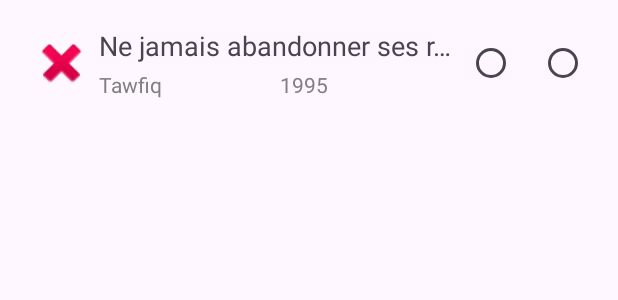
After one commit to TawfiqGit/Quotes, an Android app: the layout item_quote.xml on its own in the app's theme, with its tools: preview values and no code run, on a phone screen of 412 x 824 dp. The commit adds this screen. Shown: the top 300 px of the screen. Run offline under Robolectric (Android 15) with nearby library versions, the phone set to English and light mode, and no system bars.

Commit message:
add layout item

```diff
--- a/app/src/main/res/layout/content_main.xml
+++ b/app/src/main/res/layout/content_main.xml
@@ -1,15 +1,8 @@
 <?xml version="1.0" encoding="utf-8"?>
-<androidx.constraintlayout.widget.ConstraintLayout xmlns:android="http://schemas.android.com/apk/res/android"
-    xmlns:app="http://schemas.android.com/apk/res-auto"
+<androidx.recyclerview.widget.RecyclerView xmlns:android="http://schemas.android.com/apk/res/android" xmlns:app="http://schemas.android.com/apk/res-auto"
     android:layout_width="match_parent"
-    android:layout_height="match_parent"
-    app:layout_behavior="@string/appbar_scrolling_view_behavior">
-
-
-    <androidx.recyclerview.widget.RecyclerView
-        android:layout_width="match_parent"
-        android:layout_height="wrap_content"
-        app:layout_constraintEnd_toEndOf="parent"
-        app:layout_constraintStart_toStartOf="parent"
-        app:layout_constraintTop_toTopOf="parent" />
-</androidx.constraintlayout.widget.ConstraintLayout>
+    android:layout_height="wrap_content"
+    app:layout_behavior="@string/appbar_scrolling_view_behavior"
+    app:layout_constraintEnd_toEndOf="parent"
+    app:layout_constraintStart_toStartOf="parent"
+    app:layout_constraintTop_toTopOf="parent" />
--- /dev/null
+++ b/app/src/main/res/layout/item_quote.xml
@@ -0,0 +1,83 @@
+<?xml version="1.0" encoding="utf-8"?>
+<LinearLayout xmlns:android="http://schemas.android.com/apk/res/android"
+    xmlns:app="http://schemas.android.com/apk/res-auto"
+    android:id="@+id/linearLayout"
+    android:layout_width="match_parent"
+    android:layout_height="wrap_content"
+    android:layout_marginTop="10dp"
+    android:layout_marginBottom="10dp"
+    android:layout_marginStart="12dp"
+    android:layout_marginEnd="10dp"
+    android:padding="8dp"
+    android:orientation="horizontal">
+
+    <ImageView
+        android:id="@+id/iconAppearance"
+        android:layout_width="match_parent"
+        android:layout_height="match_parent"
+        android:layout_weight="80"
+        android:src="@android:drawable/ic_delete"
+        android:contentDescription="@string/contentDescription" />
+
+    <RelativeLayout
+        android:layout_width="match_parent"
+        android:layout_height="match_parent"
+        android:layout_marginStart="4dp"
+        android:layout_marginEnd="4dp"
+        android:layout_weight="30">
+
+        <TextView
+            android:id="@+id/textHeaderAppearance"
+            android:layout_width="match_parent"
+            android:layout_height="wrap_content"
+            android:singleLine="true"
+            android:text="Ne jamais abandonner ses reves !"
+            android:textSize="18sp"
+            app:sinuTextSize="@integer/font_size_title" />
+
+        <LinearLayout
+            android:layout_width="match_parent"
+            android:layout_height="wrap_content"
+            android:orientation="horizontal"
+            android:layout_below="@+id/textHeaderAppearance"
+            android:layout_marginTop="4dp">
+
+            <TextView
+                android:id="@+id/textViewName"
+                android:layout_width="match_parent"
+                android:layout_height="match_parent"
+                android:layout_weight="50"
+                android:text="Tawfiq"
+                android:textColor="@color/gray"
+                app:sinuTextSize="@integer/font_size_text" />
+
+            <TextView
+                android:id="@+id/textViewYear"
+                android:layout_width="match_parent"
+                android:layout_height="match_parent"
+                android:layout_weight="50"
+                android:text="1995"
+                android:textColor="@color/gray"
+                app:sinuTextSize="@integer/font_size_text" />
+
+            </LinearLayout>
+
+    </RelativeLayout>
+
+    <LinearLayout
+        android:layout_width="match_parent"
+        android:layout_height="match_parent"
+        android:layout_weight="70">
+
+        <RadioButton
+            android:id="@+id/radioButtonSuccess"
+            android:layout_width="wrap_content"
+            android:layout_height="wrap_content" />
+
+        <RadioButton
+            android:id="@+id/radioButtonNoSuccess"
+            android:layout_width="wrap_content"
+            android:layout_height="wrap_content" />
+    </LinearLayout>
+
+</LinearLayout>
--- a/app/src/main/res/values/colors.xml
+++ b/app/src/main/res/values/colors.xml
@@ -2,4 +2,5 @@
 <resources>
     <color name="black">#FF000000</color>
     <color name="white">#FFFFFFFF</color>
+    <color name="gray">#808080</color>
 </resources>
```
